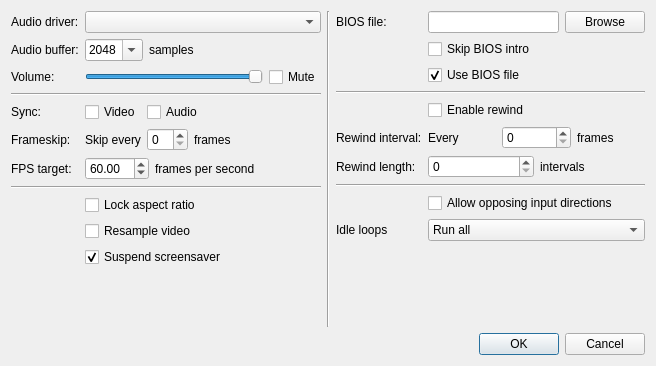
Above: Libretro/mgba/src/platform/qt/SettingsView.ui from kiddreads/Avalon-copy2 before the change. Below: the same form after it.
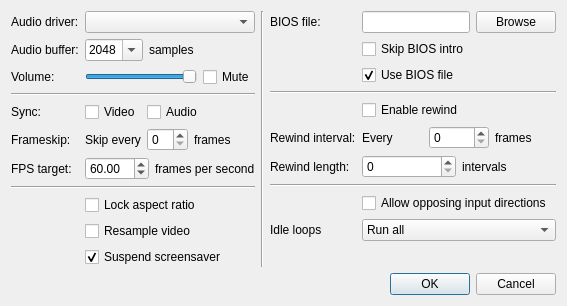
That is the form after the change.

Commit message: Qt: Fix windows being resizable when they shouldn't have been

Patch:
```diff
--- a/Libretro/mgba/src/platform/qt/SettingsView.ui
+++ b/Libretro/mgba/src/platform/qt/SettingsView.ui
@@ -6,7 +6,7 @@
    <rect>
     <x>0</x>
     <y>0</y>
-    <width>656</width>
+    <width>673</width>
     <height>366</height>
    </rect>
   </property>
@@ -20,6 +20,9 @@
    <string>Settings</string>
   </property>
   <layout class="QVBoxLayout" name="verticalLayout">
+   <property name="sizeConstraint">
+    <enum>QLayout::SetFixedSize</enum>
+   </property>
    <item>
     <layout class="QHBoxLayout" name="horizontalLayout_3">
      <item>
```
The commit also changes 4 other files.
